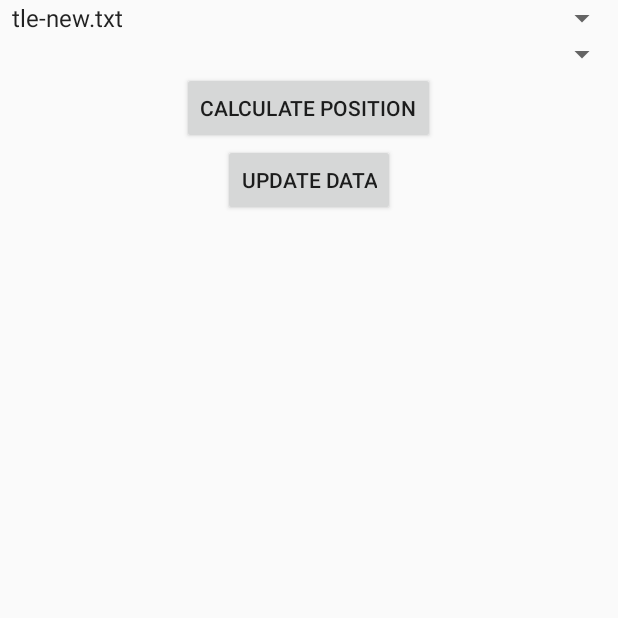
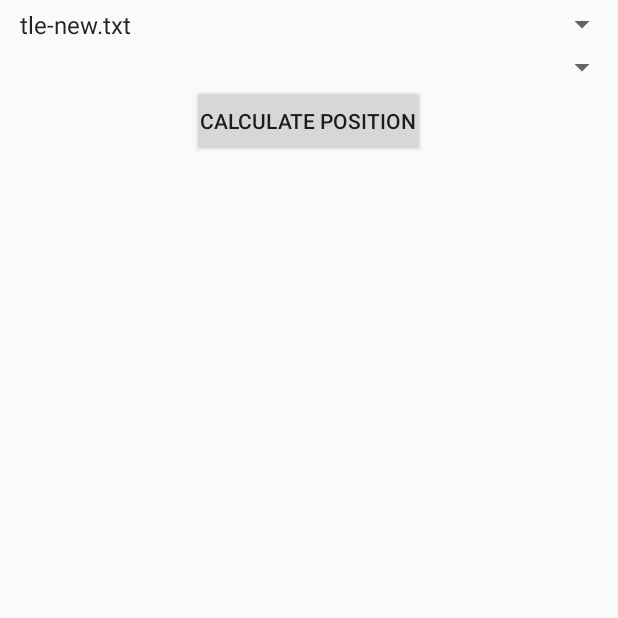
Before and after one commit to divanov1997/AppSat, an Android app: the SatMenu screen opened directly, with no data from a screen before it, on a phone screen of 412 x 824 dp, the top half of it. Run offline under Robolectric (Android 15) with nearby library versions, the phone set to English and light mode, and no system bars.

```diff
--- a/app/src/main/res/layout/activity_sat_menu.xml
+++ b/app/src/main/res/layout/activity_sat_menu.xml
@@ -9,26 +9,23 @@
         android:layout_height="wrap_content"
         android:id="@+id/spinner_cat"
         android:layout_gravity="center_horizontal"
-        android:spinnerMode="dropdown" />
+        android:spinnerMode="dropdown"
+        android:padding="5dp"/>
 
     <Spinner
         android:layout_width="match_parent"
         android:layout_height="wrap_content"
         android:id="@+id/spinner_satnames"
-        android:layout_gravity="center_horizontal" />
+        android:layout_gravity="center_horizontal"
+        android:padding="5dp"/>
 
     <Button
         android:layout_width="wrap_content"
         android:layout_height="wrap_content"
         android:text="Calculate Position"
         android:id="@+id/button"
-        android:layout_gravity="center_horizontal" />
-    <Button
-        android:layout_width="wrap_content"
-        android:layout_height="wrap_content"
-        android:text="Update Data"
-        android:id="@+id/refreshTLEbutton"
         android:layout_gravity="center_horizontal"
-        android:onClick="onrefreshTLEbuttonClick"
+        android:padding="5dp"/>
+
         />
 </LinearLayout>
```
Also changed, not shown: app/src/main/java/com/danil/appsat2/MapsActivity.java (+22 -3 lines), app/src/main/java/com/danil/appsat2/PosCalcService.java (+31 -9 lines), 26 other files.
